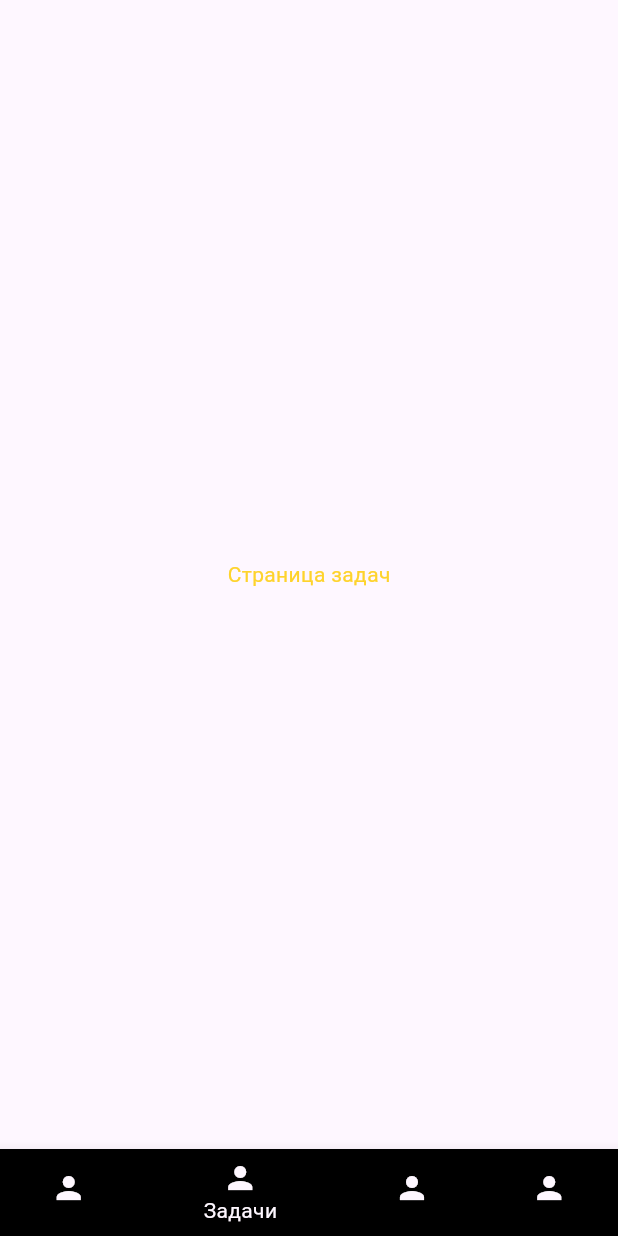
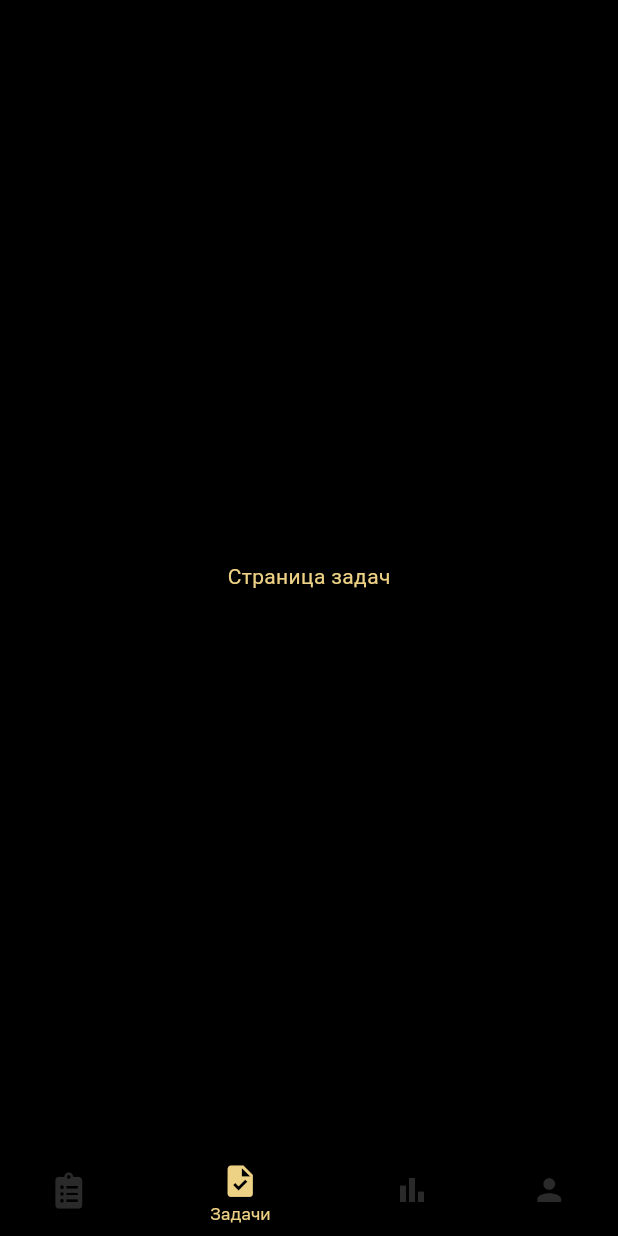
Before and after one commit to McAr0v/ip_planner_flutter, a Flutter app: the screen it shows after launch, on a phone screen of 412 x 824 dp. Run offline on Flutter 3.47's test engine with Material 3 defaults, Android fonts, the phone set to English and light mode, and no system bars; our stand-ins replace font_awesome_flutter.

Commit message:
Добавил тему, добавил цвета. Открыл дома на маке.

```diff
--- a/lib/design/app_colors.dart
+++ b/lib/design/app_colors.dart
@@ -1,11 +1,19 @@
 import 'dart:ui';
 
 class AppColors {
-  static const Color brandColor = Color(0xFFFED32C);
+  /*static const Color brandColor = Color(0xFFFED32C);
   static const Color greyOnBackground = Color(0xFF1A1E23);
   static const Color greyBackground = Color(0xFF202329);
   static const Color greyForCards = Color(0xFF2B3138);
   static const Color greyText = Color(0xFF6E7177);
-  static const Color white = Color(0xFFFCFDFE);
+  static const Color white = Color(0xFFFCFDFE);*/
+
   static const Color attentionRed = Color(0xFFFA5C47);
+  static const Color black = Color(0xFF000000);
+  static const Color blackLight = Color(0xFF141414);
+  static const Color graphite = Color(0xFF2A2A2A);
+  static const Color greyLight = Color(0xFFE0DEDB);
+  static const Color white = Color(0xFFFFFFFF);
+  static const Color yellowDark = Color(0xFFE8BD70);
+  static const Color yellowLight = Color(0xFFEDD185);
 }
--- /dev/null
+++ b/lib/design/dark_theme.dart
@@ -0,0 +1,344 @@
+// dark_theme.dart
+
+import 'package:flutter/material.dart';
+import 'app_colors.dart';
+
+class CustomTheme {
+
+  // ---- ТЕМНАЯ ТЕМА ------
+  static ThemeData get darkTheme {
+    return ThemeData(
+      // Всплывающее оповещение
+
+        snackBarTheme: const SnackBarThemeData(
+            backgroundColor: AppColors.yellowLight,
+            actionTextColor: AppColors.white,
+            contentTextStyle: TextStyle(
+                color: AppColors.black,
+                fontSize: 16,
+                fontFamily: 'SfProDisplay',
+                fontWeight: FontWeight.w400,
+                height: 1.1
+            )
+        ),
+
+        dialogTheme: DialogTheme(
+          surfaceTintColor: Colors.transparent,
+
+        ),
+
+        datePickerTheme: DatePickerThemeData(
+            surfaceTintColor: Colors.transparent,
+            /*dayForegroundColor: MaterialStateProperty.resolveWith<Color?>(
+              (Set<MaterialState> states) {
+            return AppColors.greyOnBackground;
+          },
+        ),*/
+
+
+            dayStyle: const TextStyle(
+                color: AppColors.white,
+                fontSize: 16,
+                fontFamily: 'SfProDisplay',
+                fontWeight: FontWeight.normal,
+                height: 1.3
+            ),
+
+
+            weekdayStyle: const TextStyle(
+                color: AppColors.greyLight,
+                fontSize: 16,
+                fontFamily: 'SfProDisplay',
+                fontWeight: FontWeight.normal,
+                height: 1.3
+            ),
+
+            backgroundColor: AppColors.black,
+
+            /*todayBackgroundColor: MaterialStateProperty.resolveWith<Color?>(
+              (Set<MaterialState> states) {
+            return AppColors.white;
+          },
+        ),*/
+
+            cancelButtonStyle: ButtonStyle(
+              backgroundColor: MaterialStateProperty.resolveWith<Color?>(
+                    (Set<MaterialState> states) {
+                  return Colors.transparent;
+                },
+              ),
+              padding: MaterialStateProperty.resolveWith<EdgeInsets?>(
+                    (Set<MaterialState> states) {
+                  return const EdgeInsets.fromLTRB(20, 10, 0, 20);
+                },
+              ),
+              textStyle: MaterialStateProperty.resolveWith<TextStyle?>(
+                    (Set<MaterialState> states) {
+                  return const TextStyle(
+                      fontSize: 16,
+                      fontFamily: 'SfProDisplay',
+                      fontWeight: FontWeight.normal,
+                      height: 1.3
+                  );
+                },
+              ),
+              foregroundColor: MaterialStateProperty.resolveWith<Color?>(
+                    (Set<MaterialState> states) {
+                  return AppColors.attentionRed;
+                },
+              ),
+              side: MaterialStateProperty.resolveWith<BorderSide?>(
+                    (Set<MaterialState> states) {
+                  return const BorderSide(
+                    color: Colors.transparent, // Цвет границы
+                    width: 0.0, // Толщина границы
+                  );
+                },
+              ),
+              minimumSize: MaterialStateProperty.resolveWith<Size?>(
+                    (Set<MaterialState> states) {
+                  return Size(0, 0); // Задайте минимальную ширину и высоту
+                },
+              ),
+            ),
+            confirmButtonStyle: ButtonStyle(
+              backgroundColor: MaterialStateProperty.resolveWith<Color?>(
+                    (Set<MaterialState> states) {
+                  return Colors.transparent;
+                },
+              ),
+              padding: MaterialStateProperty.resolveWith<EdgeInsets?>(
+                    (Set<MaterialState> states) {
+                  return const EdgeInsets.fromLTRB(20, 10, 20, 20);
+                },
+              ),
+              textStyle: MaterialStateProperty.resolveWith<TextStyle?>(
+                    (Set<MaterialState> states) {
+                  return const TextStyle(
+                      fontSize: 16,
+                      fontFamily: 'SfProDisplay',
+                      fontWeight: FontWeight.normal,
+                      height: 1.3
+                  );
+                },
+              ),
+              foregroundColor: MaterialStateProperty.resolveWith<Color?>(
+                    (Set<MaterialState> states) {
+                  return Colors.green;
+                },
+              ),
+              side: MaterialStateProperty.resolveWith<BorderSide?>(
+                    (Set<MaterialState> states) {
+                  return const BorderSide(
+                    color: Colors.transparent, // Цвет границы
+                    width: 0.0, // Толщина границы
+                  );
+                },
+              ),
+              minimumSize: MaterialStateProperty.resolveWith<Size?>(
+                    (Set<MaterialState> states) {
+                  return Size(0, 0); // Задайте минимальную ширину и высоту
+                },
+              ),
+            ),
+            /*todayForegroundColor: MaterialStateProperty.resolveWith<Color?>(
+              (Set<MaterialState> states) {
+            return AppColors.white;
+          },
+        ),*/
+            todayBorder: BorderSide(style: BorderStyle.none)
+        ),
+
+        // Стиль кнопки
+
+        textButtonTheme: TextButtonThemeData(
+          style: TextButton.styleFrom(
+            textStyle: const TextStyle(color: AppColors.white, fontSize: 16, fontFamily: 'SfProDisplay', fontWeight: FontWeight.normal),
+            padding: const EdgeInsets.all(10.0),
+            minimumSize: const Size(double.infinity, 50),
+            backgroundColor: AppColors.yellowLight,
+            foregroundColor: AppColors.black,
+            side: const BorderSide(color: AppColors.yellowLight, width: 2.0), // Добавлено границу кнопки
+          ),
+
+        ),
+
+        // Верхняя панель
+
+        appBarTheme: const AppBarTheme(
+          // Настройка, чтобы при прокрутке не менялся цвет панели
+          scrolledUnderElevation: 0.0,
+          backgroundColor: AppColors.black,
+          titleTextStyle: TextStyle(color: AppColors.white, fontSize: 22, fontFamily: 'SfProDisplay', fontWeight: FontWeight.bold),
+
+        ),
+
+
+        // Панель табов (мои, избранные, лента)
+
+        tabBarTheme: const TabBarTheme(
+          labelStyle: TextStyle(color: AppColors.yellowLight, fontSize: 16, fontFamily: 'sf_custom', fontWeight: FontWeight.normal),
+          unselectedLabelStyle: TextStyle(color: AppColors.white, fontSize: 14, fontFamily: 'sf_custom', fontWeight: FontWeight.normal),
+          indicatorColor: AppColors.yellowLight,
+          indicatorSize: TabBarIndicatorSize.tab,
+
+        ),
+
+        primaryColor: AppColors.yellowLight,
+
+        // Цвет фона по умолчанию
+        scaffoldBackgroundColor: AppColors.black,
+
+
+
+        // Поля ввода
+        inputDecorationTheme: const InputDecorationTheme(
+
+            labelStyle: TextStyle(
+              color: AppColors.greyLight,
+              fontSize: 16,
+              fontFamily: 'SfProDisplay',
+              fontWeight: FontWeight.normal,
+
+            ),
+
+            floatingLabelStyle: TextStyle(
+              color: AppColors.greyLight,
+              fontSize: 16,
+              fontFamily: 'SfProDisplay',
+              fontWeight: FontWeight.normal,
+
+            ),
+
+            hintStyle: TextStyle(
+              color: AppColors.white,
+              fontSize: 16,
+              fontFamily: 'SfProDisplay',
+              fontWeight: FontWeight.normal,
+
+            ),
+
+            // иконка слева
+            prefixIconColor: AppColors.greyLight,
+
+            // фон поля ввода
+            filled: true,
+            fillColor: AppColors.blackLight,
+
+            // цвет активных элементов
+            focusColor: AppColors.yellowLight,
+
+            // Активная граница
+            border: OutlineInputBorder(
+              borderSide: BorderSide(
+                color: AppColors.yellowLight, // Цвет границы
+                width: 2.0, // Ширина границы
+              ),
+              borderRadius: BorderRadius.all(Radius.circular(15.0)), // Радиус скругления углов
+            ),
+
+            // Не активная граница
+            enabledBorder: OutlineInputBorder(
+              borderSide: BorderSide(
+                color: AppColors.greyLight, // Цвет границы
+                width: 2.0, // Ширина границы
+              ),
+              borderRadius: BorderRadius.all(Radius.circular(15.0)), // Радиус скругления углов
+            ),
+
+            disabledBorder: OutlineInputBorder(
+              borderSide: BorderSide(
+                color: AppColors.greyLight, // Цвет границы
+                width: 2.0, // Ширина границы
+              ),
+              borderRadius: BorderRadius.all(Radius.circular(15.0)), // Радиус скругления углов
+            )
+
+
+        ),
+
+        // Цветовая схема
+        /*colorScheme: const ColorScheme.dark(
+            primary: AppColors.brandColor,
+            secondary: AppColors.attentionRed,
+            background: AppColors.greyBackground,
+            onBackground: AppColors.greyOnBackground,
+            onPrimary: AppColors.greyOnBackground,
+            onSurface: AppColors.white
+        ),*/
+
+        // Стиль кнопки
+        buttonTheme: ButtonThemeData( // 4
+          shape: RoundedRectangleBorder(borderRadius: BorderRadius.circular(10.0)),
+          buttonColor: AppColors.yellowLight,
+          textTheme: ButtonTextTheme.normal,
+
+        ),
+
+        // Стиль нижнего меню
+
+        bottomNavigationBarTheme: const BottomNavigationBarThemeData(
+          backgroundColor: AppColors.black,
+          selectedItemColor: AppColors.yellowLight,
+          unselectedItemColor: AppColors.graphite,
+          selectedLabelStyle: TextStyle(
+            fontSize: 12,
+            fontFamily: 'sf_custom',
+            fontWeight: FontWeight.normal,
+          ),
+          selectedIconTheme: IconThemeData(
+              size: 25
+          ),
+          unselectedIconTheme: IconThemeData(
+              color: AppColors.graphite
+          ),
+        ),
+
+        // Всплываюшая шторка
+        drawerTheme: const DrawerThemeData(
+            backgroundColor: AppColors.black
+        ),
+
+        // Для драйвера
+        // Заголовок и иконка
+        listTileTheme: const ListTileThemeData(
+          textColor: AppColors.white,
+          iconColor: AppColors.white,
+          titleTextStyle: TextStyle(color: AppColors.white, fontSize: 16, fontFamily: 'SfProDisplay', fontWeight: FontWeight.normal),
+        ),
+
+        dialogBackgroundColor: AppColors.black
+
+
+    );
+  }
+
+  // ---- СВЕТЛАЯ ТЕМА ------
+
+  static ThemeData get lightTheme { //1
+    return ThemeData( //2
+      appBarTheme: const AppBarTheme(
+          backgroundColor: AppColors.yellowLight,
+          titleTextStyle: TextStyle(color: AppColors.white)
+      ),
+      primaryColor: AppColors.yellowLight,
+      scaffoldBackgroundColor: AppColors.black,
+      textTheme: const TextTheme(
+          displayLarge: TextStyle(color: AppColors.black, fontSize: 13),
+          displayMedium: TextStyle(color: AppColors.black),
+          displaySmall: TextStyle(color: AppColors.black)),
+      colorScheme: const ColorScheme.dark(
+        primary: AppColors.yellowLight,
+        secondary: AppColors.attentionRed,
+        background: AppColors.white,
+        onBackground: AppColors.black,
+      ),
+      // fontFamily: 'Montserrat', //3
+      buttonTheme: ButtonThemeData( // 4
+        shape: RoundedRectangleBorder(borderRadius: BorderRadius.circular(18.0)),
+        buttonColor: AppColors.yellowLight,
+      ),
+    );
+  }
+
+}
--- a/lib/main.dart
+++ b/lib/main.dart
@@ -1,4 +1,5 @@
 import 'package:flutter/material.dart';
+import 'package:ip_planner_flutter/design/dark_theme.dart';
 import 'package:ip_planner_flutter/navigation/custom_navigation.dart';
 
 import 'design/app_colors.dart';
@@ -32,6 +33,7 @@ class MyApp extends StatelessWidget {
       ),*/
 
       home: const CustomNavContainer(),
+      theme: CustomTheme.darkTheme,
       routes: {
         '/Profile': (context) => const CustomNavContainer(initialTabIndex: 3,),
         '/orders': (context) => const CustomNavContainer(initialTabIndex: 0),
@@ -95,7 +97,7 @@ class _MyHomePageState extends State<MyHomePage> {
         backgroundColor: Theme.of(context).colorScheme.inversePrimary,
         // Here we take the value from the MyHomePage object that was created by
         // the App.build method, and use it to set our appbar title.
-        title: Text(widget.title, style: const TextStyle(color: AppColors.brandColor),),
+        title: Text(widget.title, style: const TextStyle(color: AppColors.yellowLight),),
       ),
       body: Center(
         // Center is a layout widget. It takes a single child and positions it
--- a/lib/navigation/bottom_bar_design.dart
+++ b/lib/navigation/bottom_bar_design.dart
@@ -1,4 +1,5 @@
 import 'package:flutter/material.dart';
+import 'package:font_awesome_flutter/font_awesome_flutter.dart';
 
 class BottomBarDesign extends StatelessWidget {
   final TabController tabController;
@@ -14,21 +15,22 @@ class BottomBarDesign extends StatelessWidget {
   @override
   Widget build(BuildContext context) {
     return BottomNavigationBar(
+
       currentIndex: tabController.index,
       onTap: onTabTapped,
       items: const [
         BottomNavigationBarItem(
-          icon: Icon(Icons.person),
+          icon: Icon(FontAwesomeIcons.clipboardList),
           label: 'Сделки',
           backgroundColor: Colors.black,
         ),
         BottomNavigationBarItem(
-          icon: Icon(Icons.person),
+          icon: Icon(Icons.task),
           label: 'Задачи',
           backgroundColor: Colors.black,
         ),
         BottomNavigationBarItem(
-          icon: Icon(Icons.person),
+          icon: Icon(Icons.bar_chart),
           label: 'Статистика',
           backgroundColor: Colors.black,
         ),
--- a/lib/screens/task_screen.dart
+++ b/lib/screens/task_screen.dart
@@ -7,13 +7,20 @@ class TaskScreen extends StatelessWidget {
   @override
   Widget build(BuildContext context) {
 
-    return const Expanded(
-        child: Center(
-          child: Text(
-            'Страница задач',
-            style: TextStyle(color: AppColors.brandColor),
+    return Container(
+      color: AppColors.black,
+      child: const Row(
+        children: [
+          Expanded(
+              child: Center(
+                child: Text(
+                  'Страница задач',
+                  style: TextStyle(color: AppColors.yellowLight),
+                ),
+              )
           ),
-        )
+        ],
+      ),
     );
   }
 }
--- a/pubspec.yaml
+++ b/pubspec.yaml
@@ -30,6 +30,8 @@ environment:
 dependencies:
   flutter:
     sdk: flutter
+
+  font_awesome_flutter: ^9.1.0
 
 
   # The following adds the Cupertino Icons font to your application.
```
Also changed, not shown: lib/screens/order_screen.dart (+49 -6 lines), lib/screens/profile_screen.dart (+13 -6 lines), lib/screens/stat_screen.dart (+13 -6 lines), pubspec.lock.
